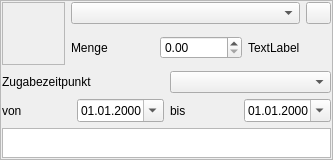
Gremmel/kleiner-brauhelfer, file source/ui/ErweiterteZutat.ui: the form before one commit.
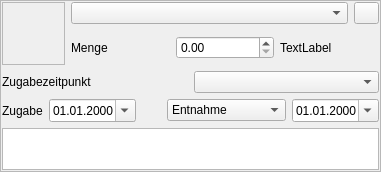
The form after the commit. Icons and pictures are not drawn. Custom widgets are drawn as their Qt base class.

Commit message: In Entwicklung   In Entwicklung   Zeitpunktangabe für Hopfengaben     DB erweitert um status entnahme und zugabestatus

Diff of the .ui file:
```diff
--- a/source/ui/ErweiterteZutat.ui
+++ b/source/ui/ErweiterteZutat.ui
@@ -6,8 +6,8 @@
    <rect>
     <x>0</x>
     <y>0</y>
-    <width>333</width>
-    <height>156</height>
+    <width>381</width>
+    <height>172</height>
    </rect>
   </property>
   <property name="windowTitle">
@@ -217,7 +217,7 @@
         <item>
          <widget class="QLabel" name="label_von">
           <property name="text">
-           <string>von</string>
+           <string>Zugabe</string>
           </property>
          </widget>
         </item>
@@ -232,10 +232,30 @@
          </widget>
         </item>
         <item>
-         <widget class="QLabel" name="label_bis">
-          <property name="text">
-           <string>bis</string>
+         <spacer name="horizontalSpacer">
+          <property name="orientation">
+           <enum>Qt::Horizontal</enum>
           </property>
+          <property name="sizeHint" stdset="0">
+           <size>
+            <width>40</width>
+            <height>20</height>
+           </size>
+          </property>
+         </spacer>
+        </item>
+        <item>
+         <widget class="QComboBox" name="comboBox_entnahme">
+          <item>
+           <property name="text">
+            <string>Entnahme</string>
+           </property>
+          </item>
+          <item>
+           <property name="text">
+            <string>keine Entnahme</string>
+           </property>
+          </item>
          </widget>
         </item>
         <item>
```
The commit also changes 3 other files.
